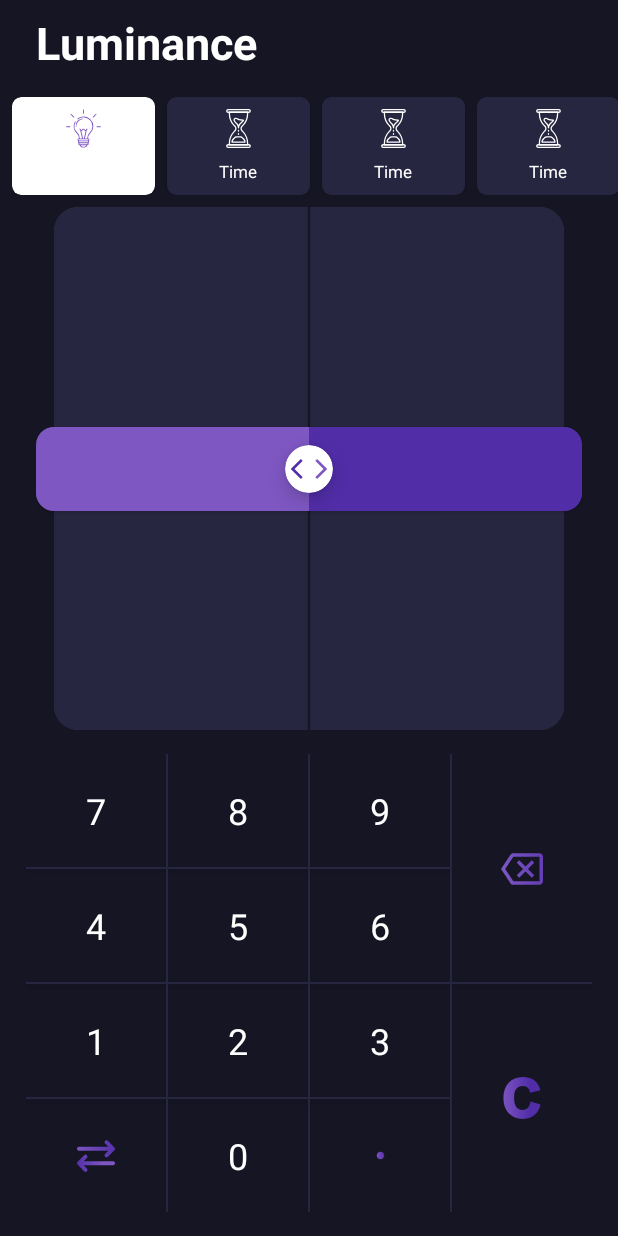
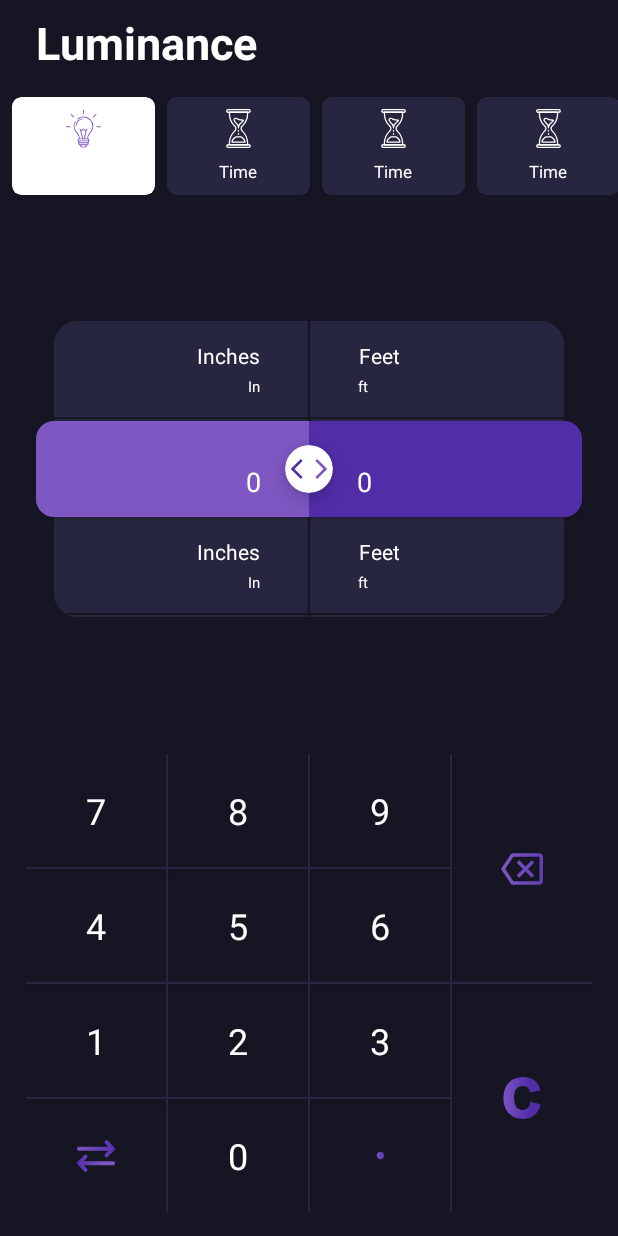
Before and after one commit to ashishmehta11/Unit-Converter, an Android app: the screen it shows after launch (MainActivity), on a phone screen of 412 x 824 dp. Run offline under Robolectric (Android 15) with nearby library versions, the phone set to English and light mode, and no system bars; our stand-ins replace data binding; 1 statement that could not run was skipped.

Commit message:
fragment_converter.xml designing completed. List preparation and conversion pending.
Signed-off-by: ashishmehta11 <ashish11mehta11@gmail.com>

```diff
--- a/app/src/main/AndroidManifest.xml
+++ b/app/src/main/AndroidManifest.xml
@@ -6,10 +6,13 @@
         android:allowBackup="true"
         android:icon="@mipmap/ic_launcher"
         android:label="@string/app_name"
+
         android:roundIcon="@mipmap/ic_launcher_round"
         android:supportsRtl="true"
         android:theme="@style/Theme.UnitConverter">
-        <activity android:name=".main_activity.MainActivity">
+        <activity
+            android:name=".main_activity.MainActivity"
+            android:windowSoftInputMode="stateHidden">
             <intent-filter>
                 <action android:name="android.intent.action.MAIN" />
 
--- /dev/null
+++ b/app/src/main/java/com/project/unitconverter/data/ConverterRowItem.java
@@ -0,0 +1,41 @@
+package com.project.unitconverter.data;
+
+import androidx.core.view.GravityCompat;
+import androidx.databinding.BaseObservable;
+import androidx.databinding.Bindable;
+
+import com.project.unitconverter.BR;
+
+public class ConverterRowItem extends BaseObservable {
+    private String name, value;
+    private int gravity = GravityCompat.END;
+
+    @Bindable
+    public int getGravity() {
+        return gravity;
+    }
+
+    public void setGravity(int gravity) {
+        this.gravity = gravity;
+    }
+
+    @Bindable
+    public String getName() {
+        return name;
+    }
+
+    public void setName(String name) {
+        this.name = name;
+        notifyPropertyChanged(BR.name);
+    }
+
+    @Bindable
+    public String getValue() {
+        return value;
+    }
+
+    public void setValue(String value) {
+        this.value = value;
+        notifyPropertyChanged(BR.value);
+    }
+}
--- a/app/src/main/java/com/project/unitconverter/data/Data.java
+++ b/app/src/main/java/com/project/unitconverter/data/Data.java
@@ -6,20 +6,42 @@ import androidx.databinding.Bindable;
 
 import com.project.unitconverter.BR;
 
+import java.util.ArrayList;
+import java.util.HashMap;
+
 /**
  * A class which holds the data of the user's input, output and processing.
  * This is a Binding class. Binding means that the views in the .xml files such as (TextView, EditText, etc..) individually connect to variables in this class.
  * Any change in the variables which are bound to the views, results in the change in the value of the view itself and vic-versa.
  */
-
 public class Data extends BaseObservable {
-    private StringBuilder valueStringLhs = new StringBuilder();
-    private StringBuilder valueStringRhs = new StringBuilder();
+    public static HashMap<Integer, ArrayList<Object[]>> unitRange = new HashMap<>();
+    private StringBuilder valueStringLhs = new StringBuilder("0");
     private int selectedUnitIndex = 0;
     private String selectedUnitName;
+    private StringBuilder valueStringRhs = new StringBuilder("0");
+    private String selectedNameRhs, selectedNameLhs;
+
+    public Data() {
+        unitRange.put(0
+                , new ArrayList<Object[]>() {
+                    {
+                        add(new Object[]{"Nanoseconds", "ns", 1000000000});
+                        add(new Object[]{"Microseconds", "us", 1000000});
+                        add(new Object[]{"Milliseconds", "nms", 1000});
+                        add(new Object[]{"Second", "s", 1});
+                        add(new Object[]{"Minute", "min", 60});
+                        add(new Object[]{"Hour", "hr", 3600});
+                        add(new Object[]{"Day", "day", (3600 * 24)});
+                        add(new Object[]{"Week", "week", (3600 * 24 * 7)});
+                        add(new Object[]{"Month", "m", (3600 * 24 * 30)});
+                        add(new Object[]{"Year", "y", (3600 * 24 * 30 * 12)});
+                    }
+                });
+
+    }
 
     public void btnDeleteClickListener() {
-
     }
 
     public void numberClickListener(String val) {
@@ -59,19 +81,53 @@ public class Data extends BaseObservable {
         notifyPropertyChanged(BR.selectedUnitName);
     }
 
-    public StringBuilder getValueStringRhs() {
-        return valueStringRhs;
+    @Bindable
+    public String getValueStringRhs() {
+        return valueStringRhs.toString();
     }
 
-    public void setValueStringRhs(StringBuilder valueStringRhs) {
-        this.valueStringRhs = valueStringRhs;
+    public void setValueStringRhs(String valueStringRhs) {
+        this.valueStringRhs.append(valueStringRhs);
+        notifyPropertyChanged(BR.valueStringRhs);
     }
 
-    public StringBuilder getValueStringLhs() {
-        return valueStringLhs;
+    public void setValueStringRhs(int valueStringRhs) {
+        this.valueStringRhs.append(valueStringRhs);
+        notifyPropertyChanged(BR.valueStringRhs);
     }
 
-    public void setValueStringLhs(StringBuilder valueStringLhs) {
-        this.valueStringLhs = valueStringLhs;
+    @Bindable
+    public String getValueStringLhs() {
+        return valueStringLhs.toString();
+    }
+
+    public void setValueStringLhs(String valueStringLhs) {
+        this.valueStringLhs.append(valueStringLhs);
+        notifyPropertyChanged(BR.valueStringLhs);
+    }
+
+    public void setValueStringLhs(int valueStringLhs) {
+        this.valueStringLhs.append(valueStringLhs);
+        notifyPropertyChanged(BR.valueStringLhs);
+    }
+
+    @Bindable
+    public String getSelectedNameRhs() {
+        return selectedNameRhs;
+    }
+
+    public void setSelectedNameRhs(String selectedNameRhs) {
+        this.selectedNameRhs = selectedNameRhs;
+        notifyPropertyChanged(BR.selectedNameRhs);
+    }
+
+    @Bindable
+    public String getSelectedNameLhs() {
+        return selectedNameLhs;
+    }
+
+    public void setSelectedNameLhs(String selectedNameLhs) {
+        this.selectedNameLhs = selectedNameLhs;
+        notifyPropertyChanged(BR.selectedNameLhs);
     }
 }
--- a/app/src/main/java/com/project/unitconverter/main_activity/fragments/converter/Converter.java
+++ b/app/src/main/java/com/project/unitconverter/main_activity/fragments/converter/Converter.java
@@ -1,6 +1,7 @@
 package com.project.unitconverter.main_activity.fragments.converter;
 
 import android.os.Bundle;
+import android.util.Log;
 import android.view.LayoutInflater;
 import android.view.View;
 import android.view.ViewGroup;
@@ -8,6 +9,8 @@ import android.view.ViewGroup;
 import androidx.databinding.DataBindingUtil;
 import androidx.fragment.app.Fragment;
 import androidx.lifecycle.ViewModelProvider;
+import androidx.recyclerview.widget.DividerItemDecoration;
+import androidx.recyclerview.widget.LinearLayoutManager;
 
 import com.project.unitconverter.R;
 import com.project.unitconverter.databinding.FragmentConverterBinding;
@@ -27,6 +30,35 @@ public class Converter extends Fragment {
             binding = DataBindingUtil.inflate(inflater, R.layout.fragment_converter, container, false);
             binding.setData(viewModel.getData());
         }
+        DividerItemDecoration divider = new
+                DividerItemDecoration(requireContext(),
+                DividerItemDecoration.VERTICAL);
+        divider.setDrawable(
+                requireContext().getResources().getDrawable(R.drawable.divider, getActivity().getTheme())
+        );
+        LinearLayoutManager layoutManagerL = new LinearLayoutManager(getActivity());
+        LinearLayoutManager layoutManagerR = new LinearLayoutManager(getActivity());
+        binding.recyclerLeft.addItemDecoration(divider);
+        binding.recyclerRight.addItemDecoration(divider);
+        binding.recyclerLeft.setLayoutManager(layoutManagerL);
+        binding.recyclerRight.setLayoutManager(layoutManagerR);
+        binding.recyclerLeft.setAdapter(new RecyclerLeftAdapter());
+        binding.recyclerRight.setAdapter(new RecyclerRightAdapter());
+        binding.recyclerLeft.setOnScrollChangeListener((v, scrollX, scrollY, oldScrollX, oldScrollY) -> {
+            int fv = layoutManagerL.findFirstCompletelyVisibleItemPosition();
+            int lv = layoutManagerL.findLastCompletelyVisibleItemPosition();
+            if (lv - fv == 2) {
+                Log.d("Unit Converter", "onScrollChange which to pick left :" + (fv + 1));
+            }
+
+        });
+        binding.recyclerRight.setOnScrollChangeListener((v, scrollX, scrollY, oldScrollX, oldScrollY) -> {
+            int fv = layoutManagerL.findFirstCompletelyVisibleItemPosition();
+            int lv = layoutManagerL.findLastCompletelyVisibleItemPosition();
+            if (lv - fv == 2) {
+                Log.d("Unit Converter", "onScrollChange which to pick right :" + (fv + 1));
+            }
+        });
         return binding.getRoot();
     }
 }
--- a/app/src/main/java/com/project/unitconverter/main_activity/fragments/converter/RecyclerLeftAdapter.java
+++ b/app/src/main/java/com/project/unitconverter/main_activity/fragments/converter/RecyclerLeftAdapter.java
@@ -1,32 +1,47 @@
 package com.project.unitconverter.main_activity.fragments.converter;
 
-import android.view.View;
+import android.util.Log;
+import android.view.Gravity;
+import android.view.LayoutInflater;
 import android.view.ViewGroup;
 
 import androidx.annotation.NonNull;
+import androidx.databinding.DataBindingUtil;
 import androidx.recyclerview.widget.RecyclerView;
+
+import com.project.unitconverter.R;
+import com.project.unitconverter.data.ConverterRowItem;
+import com.project.unitconverter.databinding.ConverterRowItemBinding;
 
 public class RecyclerLeftAdapter extends RecyclerView.Adapter<RecyclerLeftAdapter.ViewHolder> {
     @NonNull
 
     @Override
     public ViewHolder onCreateViewHolder(@NonNull ViewGroup parent, int viewType) {
-        return null;
+        ConverterRowItemBinding binding = DataBindingUtil.inflate(LayoutInflater.from(parent.getContext()), R.layout.converter_row_item, parent, false);
+        binding.setData(new ConverterRowItem());
+        return new ViewHolder(binding);
     }
 
     @Override
     public void onBindViewHolder(@NonNull RecyclerLeftAdapter.ViewHolder holder, int position) {
-
+        Log.d("Unit Converter", "onBindViewHolder left:  !!! " + position);
+        holder.binding.getData().setGravity(Gravity.END | Gravity.CENTER);
+        holder.binding.getData().setName("Inches");
+        holder.binding.getData().setValue("In");
     }
 
     @Override
     public int getItemCount() {
-        return 0;
+        return 10;
     }
 
     protected static class ViewHolder extends RecyclerView.ViewHolder {
-        public ViewHolder(@NonNull View itemView) {
-            super(itemView);
+        ConverterRowItemBinding binding;
+
+        public ViewHolder(@NonNull ConverterRowItemBinding binding) {
+            super(binding.getRoot());
+            this.binding = binding;
         }
     }
 }
--- a/app/src/main/java/com/project/unitconverter/main_activity/fragments/converter/RecyclerRightAdapter.java
+++ b/app/src/main/java/com/project/unitconverter/main_activity/fragments/converter/RecyclerRightAdapter.java
@@ -1,32 +1,47 @@
 package com.project.unitconverter.main_activity.fragments.converter;
 
-import android.view.View;
+import android.util.Log;
+import android.view.Gravity;
+import android.view.LayoutInflater;
 import android.view.ViewGroup;
 
 import androidx.annotation.NonNull;
+import androidx.databinding.DataBindingUtil;
 import androidx.recyclerview.widget.RecyclerView;
+
+import com.project.unitconverter.R;
+import com.project.unitconverter.data.ConverterRowItem;
+import com.project.unitconverter.databinding.ConverterRowItemBinding;
 
 public class RecyclerRightAdapter extends RecyclerView.Adapter<RecyclerRightAdapter.ViewHolder> {
     @NonNull
 
     @Override
-    public ViewHolder onCreateViewHolder(@NonNull ViewGroup parent, int viewType) {
-        return null;
+    public RecyclerRightAdapter.ViewHolder onCreateViewHolder(@NonNull ViewGroup parent, int viewType) {
+        ConverterRowItemBinding binding = DataBindingUtil.inflate(LayoutInflater.from(parent.getContext()), R.layout.converter_row_item, parent, false);
+        binding.setData(new ConverterRowItem());
+        return new RecyclerRightAdapter.ViewHolder(binding);
     }
 
     @Override
     public void onBindViewHolder(@NonNull RecyclerRightAdapter.ViewHolder holder, int position) {
-
+        Log.d("Unit Converter", "onBindViewHolder right:  !!! " + position);
+        holder.binding.getData().setGravity(Gravity.START | Gravity.CENTER);
+        holder.binding.getData().setName("Feet");
+        holder.binding.getData().setValue("ft");
     }
 
     @Override
     public int getItemCount() {
-        return 0;
+        return 10;
     }
 
     protected static class ViewHolder extends RecyclerView.ViewHolder {
-        public ViewHolder(@NonNull View itemView) {
-            super(itemView);
+        ConverterRowItemBinding binding;
+
+        public ViewHolder(@NonNull ConverterRowItemBinding binding) {
+            super(binding.getRoot());
+            this.binding = binding;
         }
     }
 }
--- a/app/src/main/java/com/project/unitconverter/main_activity/fragments/unit_selector/UnitSelectionRecyclerAdapter.java
+++ b/app/src/main/java/com/project/unitconverter/main_activity/fragments/unit_selector/UnitSelectionRecyclerAdapter.java
@@ -3,6 +3,7 @@ package com.project.unitconverter.main_activity.fragments.unit_selector;
 import android.content.res.ColorStateList;
 import android.graphics.Color;
 import android.graphics.drawable.Drawable;
+import android.util.Log;
 import android.view.LayoutInflater;
 import android.view.ViewGroup;
 
@@ -20,7 +21,7 @@ import java.util.List;
 
 public class UnitSelectionRecyclerAdapter extends RecyclerView.Adapter<UnitSelectionRecyclerAdapter.ViewHolder> {
     final private List<Object[]> units;
-    private Data data;
+    private final Data data;
 
     public UnitSelectionRecyclerAdapter(List<Object[]> units, Data data) {
         this.units = units;
@@ -39,7 +40,7 @@ public class UnitSelectionRecyclerAdapter extends RecyclerView.Adapter<UnitSelec
     @Override
     public void onBindViewHolder(@NonNull ViewHolder holder, int position) {
         holder.binding.getItemData().setUnitName(units.get(position)[0].toString());
-
+        Log.e("Unit Selector", "onBindViewHolder: !!! " + position + "\n" + units.get(position)[0].toString());
         if (data.getSelectedUnitIndex() == position) {
             holder.binding.cardView.setCardBackgroundColor(ColorStateList.valueOf(Color.parseColor("#ffffff")));
             holder.binding.imageView.setImageDrawable((Drawable) units.get(position)[2]);
--- a/app/src/main/res/drawable/divider.xml
+++ b/app/src/main/res/drawable/divider.xml
@@ -2,5 +2,5 @@
 <shape xmlns:android="http://schemas.android.com/apk/res/android"
     android:shape="rectangle">
     <size android:height="1dp" />
-    <solid android:color="@color/bg_color_light" />
+    <solid android:color="@color/bg_color" />
 </shape>
--- a/app/src/main/res/layout/activity_main.xml
+++ b/app/src/main/res/layout/activity_main.xml
@@ -48,7 +48,7 @@
             android:id="@+id/fragmentConverter"
             android:name="com.project.unitconverter.main_activity.fragments.converter.Converter"
             android:layout_width="0dp"
-            android:layout_height="0dp"
+            android:layout_height="wrap_content"
             android:layout_marginStart="24dp"
             android:layout_marginTop="8dp"
             android:layout_marginEnd="24dp"
--- /dev/null
+++ b/app/src/main/res/layout/converter_row_item.xml
@@ -0,0 +1,38 @@
+<?xml version="1.0" encoding="utf-8"?>
+<layout xmlns:android="http://schemas.android.com/apk/res/android">
+
+    <data>
+
+        <variable
+            name="data"
+            type="com.project.unitconverter.data.ConverterRowItem" />
+    </data>
+
+    <androidx.appcompat.widget.LinearLayoutCompat
+        android:layout_width="match_parent"
+        android:layout_height="64dp"
+        android:gravity="@{data.gravity}"
+        android:orientation="vertical"
+        android:paddingStart="32dp"
+        android:paddingEnd="32dp">
+
+        <TextView
+            android:id="@+id/txtName"
+
+            android:layout_width="wrap_content"
+            android:layout_height="wrap_content"
+            android:gravity="end"
+            android:text="@={data.name}"
+            android:textSize="@dimen/converter_non_selected_item_name" />
+
+        <TextView
+            android:id="@+id/txtValue"
+            android:layout_width="wrap_content"
+            android:layout_height="wrap_content"
+
+            android:layout_marginTop="4dp"
+            android:gravity="end"
+            android:text="@={data.value}"
+            android:textSize="@dimen/converter_non_selected_item_value" />
+    </androidx.appcompat.widget.LinearLayoutCompat>
+</layout>
--- a/app/src/main/res/layout/fragment_converter.xml
+++ b/app/src/main/res/layout/fragment_converter.xml
@@ -14,12 +14,12 @@
 
     <androidx.constraintlayout.widget.ConstraintLayout
         android:layout_width="match_parent"
-        android:layout_height="match_parent">
+        android:layout_height="197dp">
 
         <androidx.cardview.widget.CardView
             android:id="@+id/cardView7"
             android:layout_width="0dp"
-            android:layout_height="56dp"
+            android:layout_height="64dp"
             app:cardCornerRadius="12dp"
             app:layout_constraintBottom_toBottomOf="parent"
             app:layout_constraintEnd_toEndOf="parent"
@@ -64,21 +64,68 @@
                     android:layout_width="0dp"
                     android:layout_height="0dp"
                     android:background="@color/primary_light"
+                    android:gravity="end|center"
                     android:orientation="vertical"
+                    android:paddingEnd="32dp"
                     app:layout_constraintBottom_toBottomOf="parent"
                     app:layout_constraintEnd_toStartOf="@+id/textView3"
                     app:layout_constraintStart_toStartOf="parent"
-                    app:layout_constraintTop_toTopOf="parent"></LinearLayout>
+                    app:layout_constraintTop_toTopOf="parent">
+
+
+                    <TextView
+                        android:id="@+id/txtNameLeft"
+                        android:layout_width="wrap_content"
+                        android:layout_height="wrap_content"
+                        android:gravity="end"
+                        android:text="@={data.selectedNameLhs}"
+                        android:textAlignment="textEnd"
+                        android:textSize="@dimen/converter_selected_item_name" />
+
+                    <EditText
+                        android:id="@+id/edValueLeft"
+                        android:layout_width="wrap_content"
+                        android:layout_height="wrap_content"
+                        android:layout_marginTop="3dp"
+                        android:background="@android:color/transparent"
+                        android:gravity="end"
+                        android:text="@{data.valueStringLhs}"
+                        android:textAlignment="textEnd"
+                        android:textSize="@dimen/converter_selected_item_value" />
+                </LinearLayout>
 
                 <LinearLayout
                     android:layout_width="0dp"
                     android:layout_height="0dp"
                     android:background="@color/primary_dark"
+                    android:gravity="start|center"
                     android:orientation="vertical"
+                    android:paddingStart="32dp"
                     app:layout_constraintBottom_toBottomOf="parent"
                     app:layout_constraintEnd_toEndOf="parent"
                     app:layout_constraintStart_toEndOf="@+id/textView3"
-                    app:layout_constraintTop_toTopOf="parent"></LinearLayout>
+                    app:layout_constraintTop_toTopOf="parent">
+
+                    <TextView
+                        android:id="@+id/txtNameRight"
+                        android:layout_width="wrap_content"
+                        android:layout_height="wrap_content"
+                        android:gravity="start"
+                        android:text="@={data.selectedNameRhs}"
+                        android:textAlignment="textStart"
+                        android:textSize="@dimen/converter_selected_item_name" />
+
+                    <EditText
+                        android:id="@+id/edValueRight"
+                        android:layout_width="wrap_content"
+                        android:layout_height="wrap_content"
+                        android:layout_marginTop="3dp"
+                        android:background="@android:color/transparent"
+                        android:gravity="end"
+                        android:text="@{data.valueStringRhs}"
+                        android:textAlignment="textEnd"
+                        android:textSize="@dimen/converter_selected_item_value" />
+                </LinearLayout>
 
             </androidx.constraintlayout.widget.ConstraintLayout>
         </androidx.cardview.widget.CardView>
@@ -116,7 +163,6 @@
                     android:layout_height="0dp"
                     android:background="@color/bg_color_light"
                     android:elevation="0dp"
-                    app:layoutManager="androidx.recyclerview.widget.LinearLayoutManager"
                     app:layout_constraintBottom_toBottomOf="parent"
                     app:layout_constraintEnd_toEndOf="parent"
                     app:layout_constraintStart_toEndOf="@+id/textView2"
--- a/app/src/main/res/values/dimen.xml
+++ b/app/src/main/res/values/dimen.xml
@@ -7,4 +7,8 @@
     <dimen name="num_pad_cell_height">75dp</dimen>
     <dimen name="num_pad_cell_width">93dp</dimen>
     <dimen name="num_pad_cell_width_x_2">186dp</dimen>
+    <dimen name="converter_non_selected_item_name">14sp</dimen>
+    <dimen name="converter_selected_item_name">10sp</dimen>
+    <dimen name="converter_non_selected_item_value">10sp</dimen>
+    <dimen name="converter_selected_item_value">18sp</dimen>
 </resources>
```
